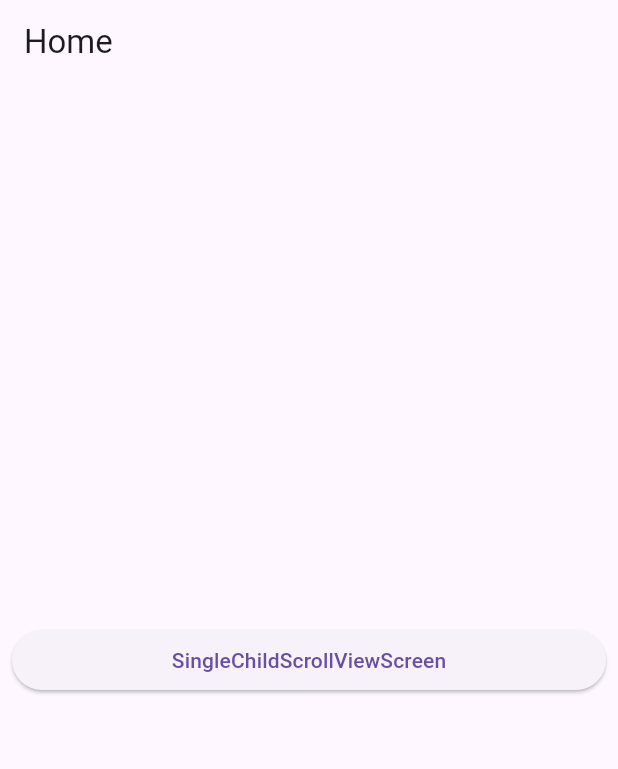
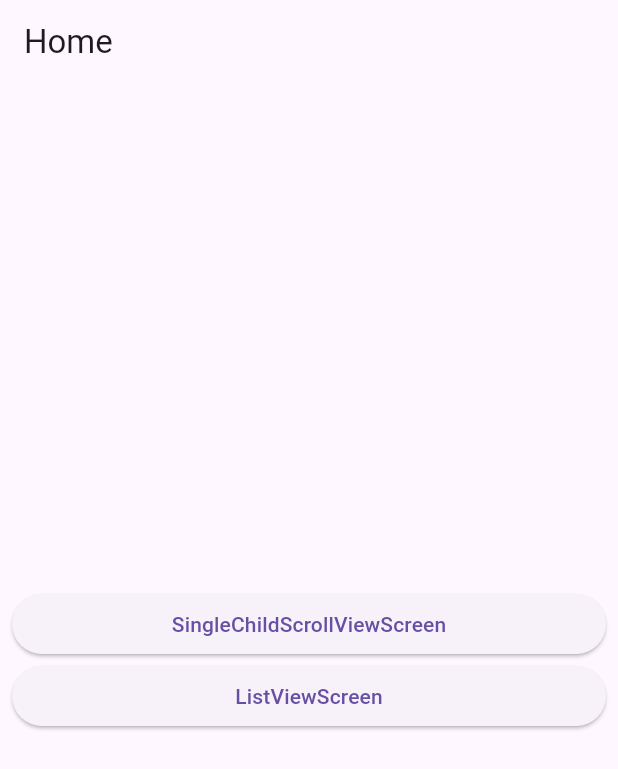
Before and after one commit to lsb530/flutter-study, a Flutter app: the screen it shows after launch, on a phone screen of 412 x 824 dp. Shown: the top 769 px of the screen. Run offline on Flutter 3.47's test engine with Material 3 defaults, Android fonts, the phone set to English and light mode, and no system bars.

Commit message:
ListView

```diff
--- a/scrollable_widgets_theory/lib/screen/home_screen.dart
+++ b/scrollable_widgets_theory/lib/screen/home_screen.dart
@@ -1,9 +1,31 @@
 import 'package:flutter/material.dart';
 import 'package:scrollable_widgets_theory/layout/main_layout.dart';
+import 'package:scrollable_widgets_theory/screen/list_view_screen.dart';
 import 'package:scrollable_widgets_theory/screen/single_child_scroll_view_screen.dart';
 
+class ScreenModel {
+  final WidgetBuilder builder;
+  final String name;
+
+  ScreenModel({
+    required this.builder,
+    required this.name,
+  });
+}
+
 class HomeScreen extends StatelessWidget {
-  const HomeScreen({super.key});
+  final screens = [
+    ScreenModel(
+      builder: (_) => SingleChildScrollViewScreen(),
+      name: 'SingleChildScrollViewScreen',
+    ),
+    ScreenModel(
+      builder: (_) => ListViewScreen(),
+      name: 'ListViewScreen',
+    ),
+  ];
+
+  HomeScreen({super.key});
 
   @override
   Widget build(BuildContext context) {
@@ -14,18 +36,20 @@ class HomeScreen extends StatelessWidget {
         child: Column(
           mainAxisAlignment: MainAxisAlignment.center,
           crossAxisAlignment: CrossAxisAlignment.stretch,
-          children: [
-            ElevatedButton(
-              onPressed: () {
-                Navigator.of(context).push(
-                  MaterialPageRoute(
-                    builder: (_) => SingleChildScrollViewScreen(),
+          children: screens
+              .map(
+                (screen) => ElevatedButton(
+                  onPressed: () {
+                    Navigator.of(context).push(
+                      MaterialPageRoute(builder: screen.builder),
+                    );
+                  },
+                  child: Text(
+                    screen.name,
                   ),
-                );
-              },
-              child: Text('SingleChildScrollViewScreen'),
-            ),
-          ],
+                ),
+              )
+              .toList(),
         ),
       ),
     );
```
Also changed, not shown: scrollable_widgets_theory/lib/screen/list_view_screen.dart (added, +96 -0 lines).
